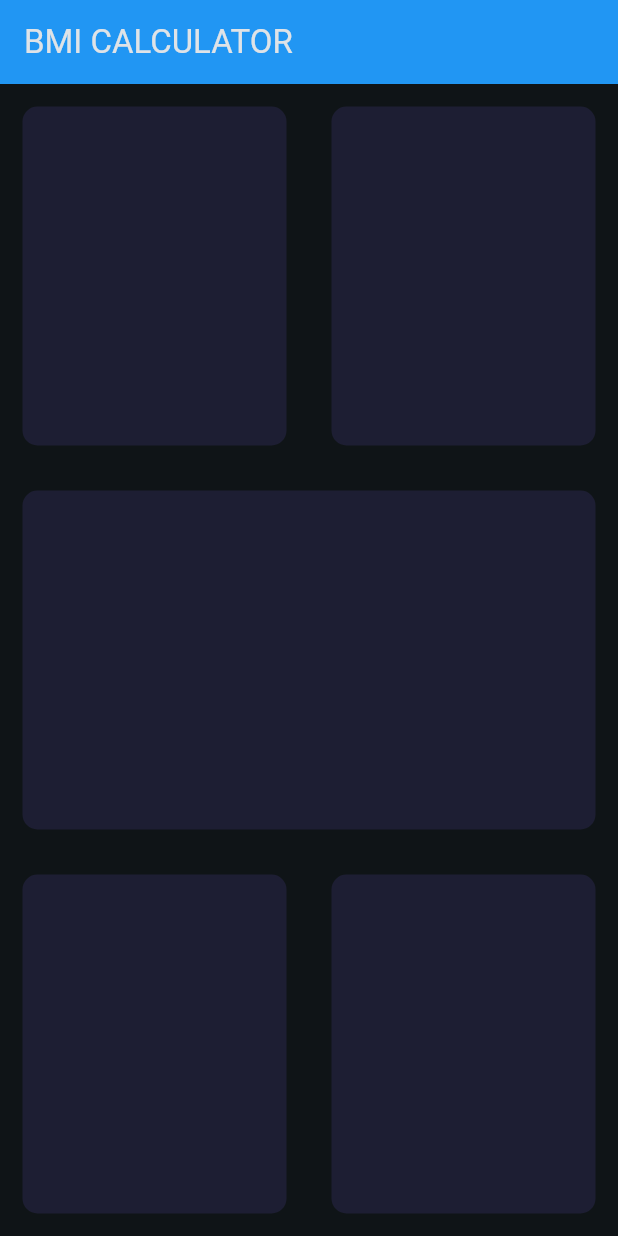
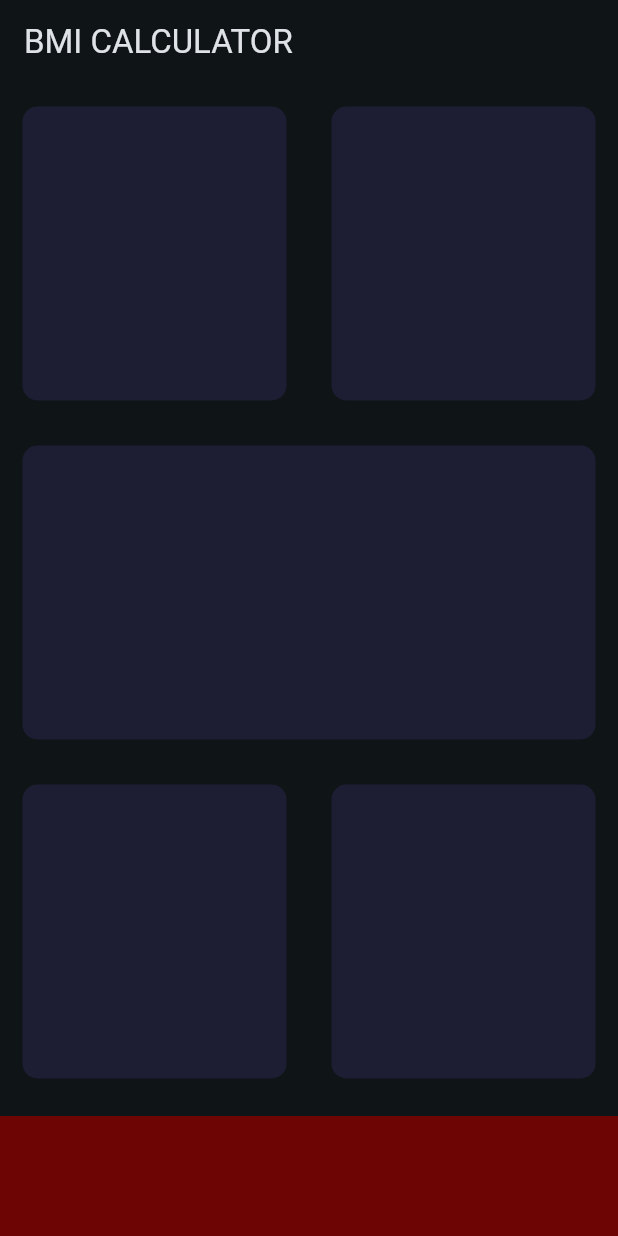
Before and after one commit to erjiale/flutter-practice, a Flutter app: the screen it shows after launch, on a phone screen of 412 x 824 dp. Run offline on Flutter 3.47's test engine with Material 3 defaults, Android fonts, the phone set to English and light mode, and no system bars; our stand-ins replace assets_audio_player, rflutter_alert.

Commit message:
[Add]: bottom nav container

```diff
--- a/lab_bmi_calculator_flutter/lib/home_page.dart
+++ b/lab_bmi_calculator_flutter/lib/home_page.dart
@@ -1,4 +1,6 @@
 import 'package:flutter/material.dart';
+
+const bottomContainerHeight = 80.0;
 
 class HomePage extends StatefulWidget {
   const HomePage({super.key, required this.title});
@@ -14,12 +16,11 @@ class _HomePageState extends State<HomePage> {
   Widget build(BuildContext context) {
     return Scaffold(
       appBar: AppBar(
-        backgroundColor: Colors.blue,
         title: Text(widget.title),
       ),
-      body: const Column(
+      body: Column(
         children: [
-          Expanded(
+          const Expanded(
             child: Row(
               children: [
                 Expanded(
@@ -31,10 +32,10 @@ class _HomePageState extends State<HomePage> {
               ],
             ),
           ),
-          Expanded(
+          const Expanded(
             child: ReusableCard(color: Color(0xFF1D1E33)),
           ),
-          Expanded(
+          const Expanded(
             child: Row(
               children: [
                 Expanded(
@@ -45,6 +46,12 @@ class _HomePageState extends State<HomePage> {
                 ),
               ],
             ),
+          ),
+          Container(
+            color: const Color.fromARGB(255, 110, 5, 5),
+            margin: const EdgeInsets.only(top: 10.0),
+            width: double.infinity,
+            height: bottomContainerHeight
           ),
         ],
       ),
```
